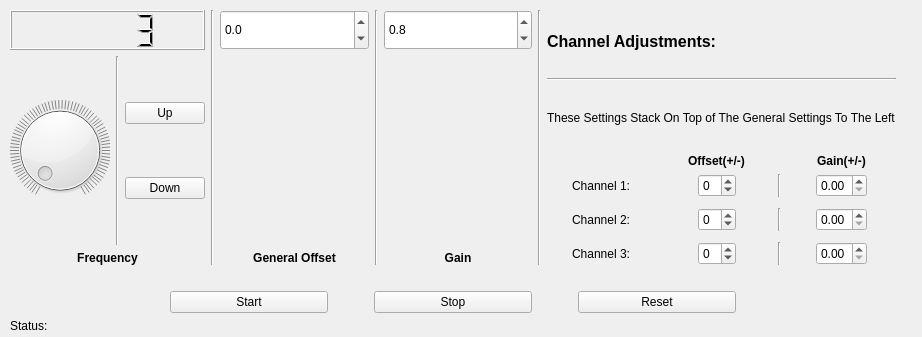
The window that ThreePhase.ui (Joeseidon/Lpad_2_Raspi_Comm_Test) describes before a commit, drawn with Qt 5.
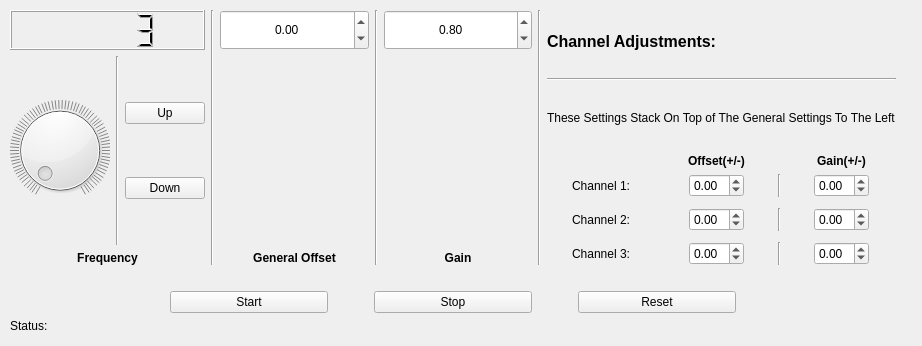
The same window after the commit.

Patch:
```diff
--- a/ThreePhase.ui
+++ b/ThreePhase.ui
@@ -10,7 +10,7 @@
     <x>0</x>
     <y>0</y>
     <width>922</width>
-    <height>337</height>
+    <height>346</height>
    </rect>
   </property>
   <property name="sizePolicy">
@@ -44,14 +44,17 @@
             <height>40</height>
            </size>
           </property>
+          <property name="alignment">
+           <set>Qt::AlignCenter</set>
+          </property>
           <property name="decimals">
-           <number>1</number>
+           <number>2</number>
           </property>
           <property name="maximum">
            <double>1.000000000000000</double>
           </property>
           <property name="singleStep">
-           <double>0.100000000000000</double>
+           <double>0.010000000000000</double>
           </property>
           <property name="value">
            <double>0.800000000000000</double>
@@ -89,8 +92,11 @@
             <height>40</height>
            </size>
           </property>
+          <property name="alignment">
+           <set>Qt::AlignCenter</set>
+          </property>
           <property name="decimals">
-           <number>1</number>
+           <number>2</number>
           </property>
           <property name="minimum">
            <double>-1.000000000000000</double>
@@ -99,7 +105,7 @@
            <double>1.000000000000000</double>
           </property>
           <property name="singleStep">
-           <double>0.100000000000000</double>
+           <double>0.010000000000000</double>
           </property>
          </widget>
         </item>
@@ -324,11 +330,14 @@
          <layout class="QGridLayout" name="gridLayout_2">
           <item row="5" column="3" alignment="Qt::AlignHCenter">
            <widget class="QDoubleSpinBox" name="Channel3_mult">
+            <property name="minimum">
+             <double>-1.000000000000000</double>
+            </property>
             <property name="maximum">
              <double>1.000000000000000</double>
             </property>
             <property name="singleStep">
-             <double>0.100000000000000</double>
+             <double>0.010000000000000</double>
             </property>
             <property name="value">
              <double>0.000000000000000</double>
@@ -342,16 +351,6 @@
             </property>
            </widget>
           </item>
-          <item row="3" column="1" alignment="Qt::AlignHCenter">
-           <widget class="QSpinBox" name="Channel2_offset">
-            <property name="minimum">
-             <number>-1</number>
-            </property>
-            <property name="maximum">
-             <number>1</number>
-            </property>
-           </widget>
-          </item>
           <item row="0" column="1" alignment="Qt::AlignHCenter">
            <widget class="QLabel" name="label_4">
             <property name="font">
@@ -371,11 +370,14 @@
           </item>
           <item row="1" column="3" alignment="Qt::AlignHCenter">
            <widget class="QDoubleSpinBox" name="Channel1_mult">
+            <property name="minimum">
+             <double>-1.000000000000000</double>
+            </property>
             <property name="maximum">
              <double>1.000000000000000</double>
             </property>
             <property name="singleStep">
-             <double>0.100000000000000</double>
+             <double>0.010000000000000</double>
             </property>
             <property name="value">
              <double>0.000000000000000</double>
@@ -384,27 +386,20 @@
           </item>
           <item row="3" column="3" alignment="Qt::AlignHCenter">
            <widget class="QDoubleSpinBox" name="Channel2_mult">
+            <property name="minimum">
+             <double>-1.000000000000000</double>
+            </property>
             <property name="maximum">
              <double>1.000000000000000</double>
             </property>
             <property name="singleStep">
-             <double>0.100000000000000</double>
+             <double>0.010000000000000</double>
             </property>
             <property name="value">
              <double>0.000000000000000</double>
             </property>
            </widget>
           </item>
-          <item row="5" column="1" alignment="Qt::AlignHCenter">
-           <widget class="QSpinBox" name="Channel3_offset">
-            <property name="minimum">
-             <number>-1</number>
-            </property>
-            <property name="maximum">
-             <number>1</number>
-            </property>
-           </widget>
-          </item>
           <item row="5" column="0" alignment="Qt::AlignHCenter">
            <widget class="QLabel" name="label_7">
             <property name="font">
@@ -458,16 +453,6 @@
             </property>
            </widget>
           </item>
-          <item row="1" column="1" alignment="Qt::AlignHCenter">
-           <widget class="QSpinBox" name="Channel1_offset">
-            <property name="minimum">
-             <number>-1</number>
-            </property>
-            <property name="maximum">
-             <number>1</number>
-            </property>
-           </widget>
-          </item>
           <item row="3" column="2">
            <widget class="Line" name="line_8">
             <property name="orientation">
@@ -514,6 +499,45 @@
             </property>
            </spacer>
           </item>
+          <item row="5" column="1" alignment="Qt::AlignHCenter">
+           <widget class="QDoubleSpinBox" name="Channel3_offset">
+            <property name="minimum">
+             <double>-1.000000000000000</double>
+            </property>
+            <property name="maximum">
+             <double>1.000000000000000</double>
+            </property>
+            <property name="singleStep">
+             <double>0.010000000000000</double>
+            </property>
+           </widget>
+          </item>
+          <item row="3" column="1" alignment="Qt::AlignHCenter">
+           <widget class="QDoubleSpinBox" name="Channel2_offset">
+            <property name="minimum">
+             <double>-1.000000000000000</double>
+            </property>
+            <property name="maximum">
+             <double>1.000000000000000</double>
+            </property>
+            <property name="singleStep">
+             <double>0.010000000000000</double>
+            </property>
+           </widget>
+          </item>
+          <item row="1" column="1" alignment="Qt::AlignHCenter">
+           <widget class="QDoubleSpinBox" name="Channel1_offset">
+            <property name="minimum">
+             <double>-1.000000000000000</double>
+            </property>
+            <property name="maximum">
+             <double>1.000000000000000</double>
+            </property>
+            <property name="singleStep">
+             <double>0.010000000000000</double>
+            </property>
+           </widget>
+          </item>
          </layout>
         </item>
        </layout>
@@ -634,27 +658,6 @@
     </item>
    </layout>
   </widget>
-  <widget class="QLabel" name="label_10">
-   <property name="geometry">
-    <rect>
-     <x>540</x>
-     <y>330</y>
-     <width>228</width>
-     <height>41</height>
-    </rect>
-   </property>
-   <property name="font">
-    <font>
-     <pointsize>12</pointsize>
-     <weight>75</weight>
-     <bold>true</bold>
-     <underline>false</underline>
-    </font>
-   </property>
-   <property name="text">
-    <string>Channel Adjustments:</string>
-   </property>
-  </widget>
  </widget>
  <resources/>
  <connections/>
```
